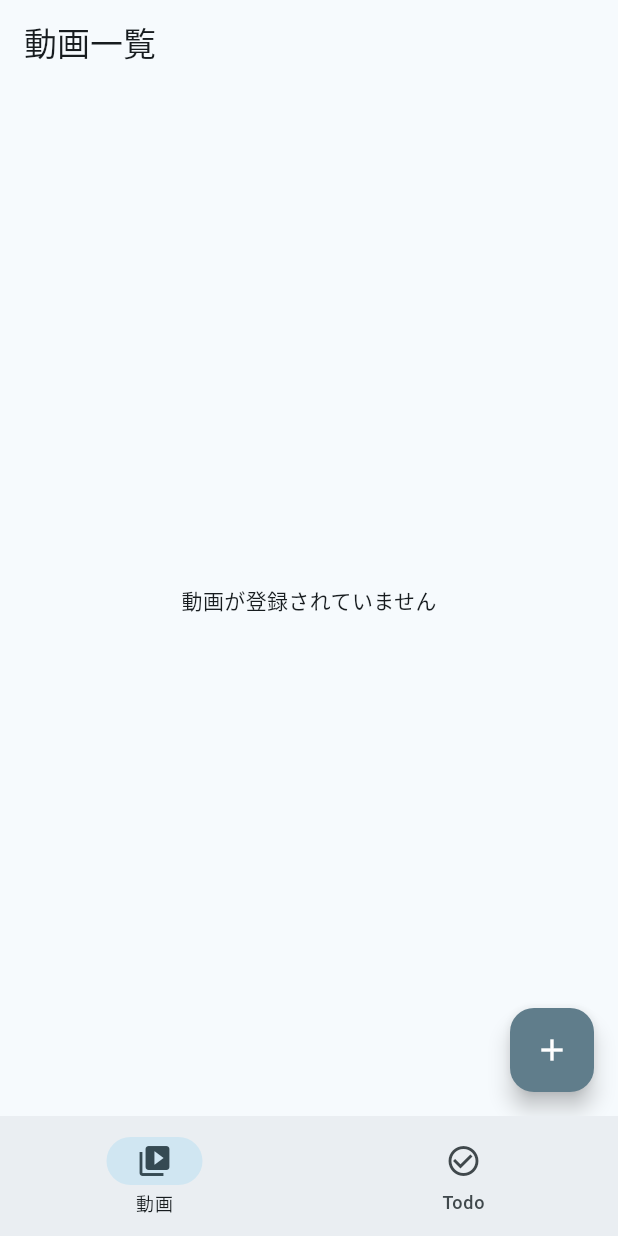
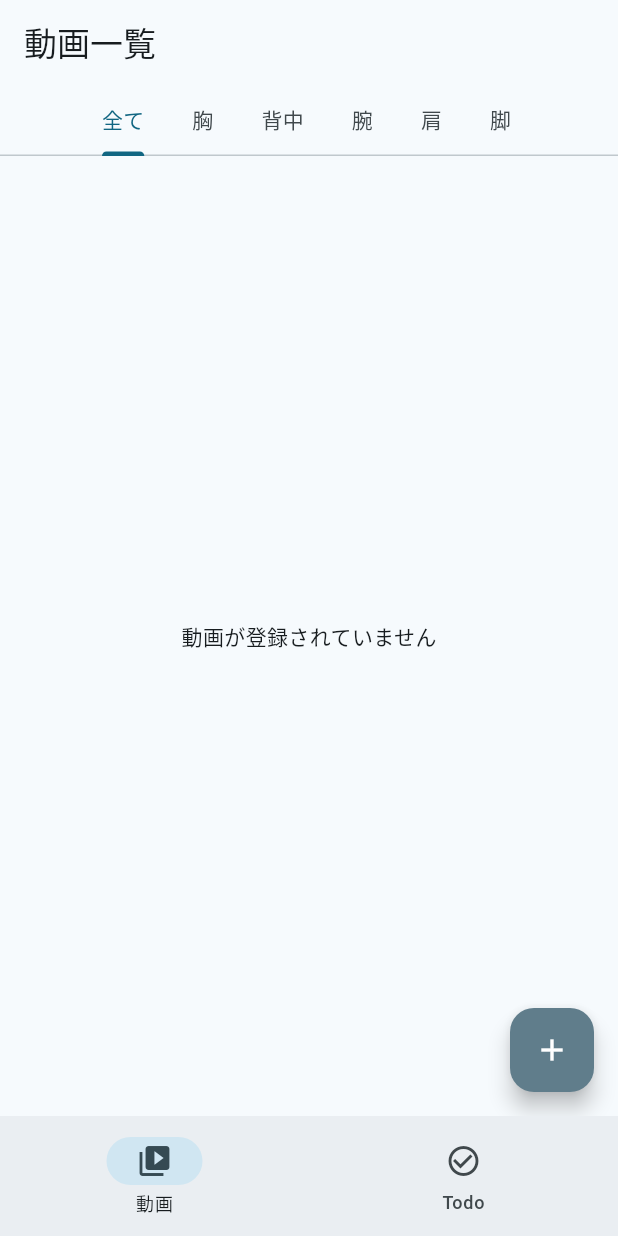
Before and after one commit to shunsukenoguchi/traintube-app, a Flutter app: the screen it shows after launch, on a phone screen of 412 x 824 dp. Run offline on Flutter 3.47's test engine with Material 3 defaults, Android fonts, the light colour scheme and no system bars; our stand-ins replace flutter_hooks, freezed_annotation, hooks_riverpod, riverpod_annotation, youtube_player_flutter; generated files the repository leaves out were written again.

Commit message:
種目を追加

```diff
--- a/lib/models/video_info.dart
+++ b/lib/models/video_info.dart
@@ -14,6 +14,7 @@ class VideoInfo with _$VideoInfo {
     required int index,
     required DateTime createdAt,
     required DateTime updatedAt,
+    String? workoutId,
   }) = _VideoInfo;
 
   factory VideoInfo.fromJson(Map<String, dynamic> json) =>
--- a/lib/screens/video_list_screen.dart
+++ b/lib/screens/video_list_screen.dart
@@ -1,35 +1,58 @@
 import 'package:flutter/material.dart';
 import 'package:hooks_riverpod/hooks_riverpod.dart';
 import '../providers/video_info_provider.dart';
+import '../providers/workout_provider.dart';
 import '../models/video_info.dart';
+import '../models/workout.dart';
 import 'youtube_player_screen.dart';
 import 'video_registration_screen.dart';
 
-class VideoListScreen extends HookConsumerWidget {
+class VideoListScreen extends ConsumerWidget {
   const VideoListScreen({super.key});
+
+  static const List<String> categories = ['全て', '胸', '背中', '腕', '肩', '脚'];
 
   @override
   Widget build(BuildContext context, WidgetRef ref) {
+    return DefaultTabController(
+      length: categories.length,
+      child: Scaffold(
+        appBar: AppBar(
+          title: const Text('動画一覧'),
+          bottom: TabBar(
+            isScrollable: true,
+            tabs: categories
+                .map((category) => Tab(text: category))
+                .toList(),
+          ),
+        ),
+        body: TabBarView(
+          children: categories.map((category) {
+            return Builder(
+              builder: (context) {
                 final videoInfos = ref.watch(videoInfosProvider);
+                final index = categories.indexOf(category);
 
-    return Scaffold(
-      appBar: AppBar(title: const Text('動画一覧')),
-      body:
-          videoInfos.isEmpty
+                final filteredVideos = videoInfos.where((video) {
+                  if (index == 0) return true;
+                  return video.workoutId == category;
+                }).toList();
+
+                return filteredVideos.isEmpty
                     ? const Center(child: Text('動画が登録されていません'))
                     : ReorderableListView.builder(
-                itemCount: videoInfos.length,
+                        itemCount: filteredVideos.length,
                         onReorder: (oldIndex, newIndex) {
                           if (oldIndex < newIndex) {
                             newIndex -= 1;
                           }
-                  final VideoInfo item = videoInfos[oldIndex];
+                          final VideoInfo item = filteredVideos[oldIndex];
                           ref
                               .read(videoInfosProvider.notifier)
                               .updateIndex(item.url, newIndex);
                         },
                         itemBuilder: (context, index) {
-                  final videoInfo = videoInfos[index];
+                          final videoInfo = filteredVideos[index];
                           return Padding(
                             key: Key(videoInfo.id),
                             padding: const EdgeInsets.symmetric(vertical: 4.0),
@@ -60,8 +83,7 @@ class VideoListScreen extends HookConsumerWidget {
                               onTap: () {
                                 Navigator.of(context).push(
                                   MaterialPageRoute(
-                            builder:
-                                (context) =>
+                                    builder: (context) =>
                                         YoutubePlayerScreen(url: videoInfo.url),
                                   ),
                                 );
@@ -69,6 +91,10 @@ class VideoListScreen extends HookConsumerWidget {
                             ),
                           );
                         },
+                      );
+              },
+            );
+          }).toList(),
         ),
         floatingActionButton: FloatingActionButton(
           onPressed: () {
@@ -79,8 +105,9 @@ class VideoListScreen extends HookConsumerWidget {
               ),
             );
           },
-        child: Icon(Icons.add, color: Colors.white),
+          child: const Icon(Icons.add, color: Colors.white),
           backgroundColor: Colors.blueGrey,
+        ),
       ),
     );
   }
```
Also changed, not shown: lib/models/workout.dart (added, +18 -0 lines), lib/providers/workout_provider.dart (added, +56 -0 lines), lib/screens/video_registration_screen.dart (+28 -0 lines), lib/models/video_info.freezed.dart, lib/models/video_info.g.dart, lib/models/workout.freezed.dart (added), lib/models/workout.g.dart (added), lib/providers/workout_provider.g.dart (added). Lines whose indentation alone changed are shown as unchanged.
